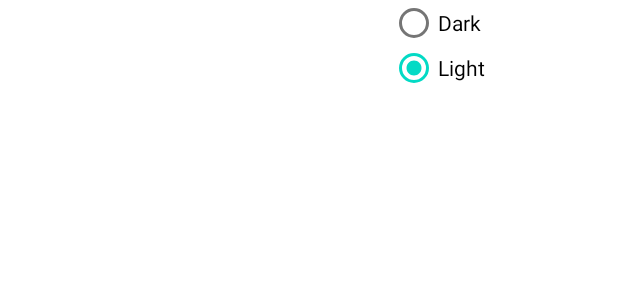
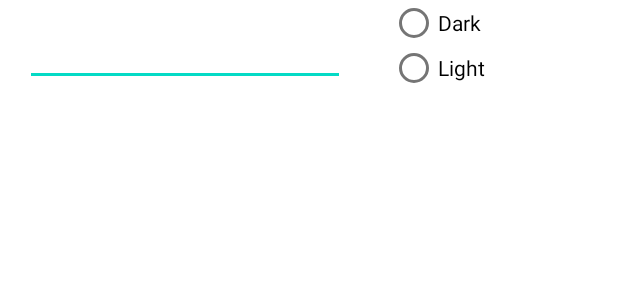
Before and after one commit to s14990/smb_proj4-5, an Android app: the layout activity_main.xml on its own in the app's theme, with its tools: preview values and no code run, on a phone screen of 412 x 824 dp. Shown: the top 300 px of the screen. Run offline under Robolectric (Android 15) with nearby library versions, the phone set to English and light mode, and no system bars.

Commit message:
Added preferences

```diff
--- a/app/src/main/res/layout/activity_main.xml
+++ b/app/src/main/res/layout/activity_main.xml
@@ -2,14 +2,15 @@
 <androidx.constraintlayout.widget.ConstraintLayout xmlns:android="http://schemas.android.com/apk/res/android"
     xmlns:app="http://schemas.android.com/apk/res-auto"
     xmlns:tools="http://schemas.android.com/tools"
+    android:id="@+id/main_layout"
     android:layout_width="match_parent"
-    android:layout_height="wrap_content"
+    android:layout_height="match_parent"
     tools:context=".MainActivity">
 
     <RadioGroup
         android:id="@+id/radio_group"
         android:layout_width="152dp"
-        android:layout_height="62dp"
+        android:layout_height="wrap_content"
         app:layout_constraintEnd_toEndOf="parent"
         app:layout_constraintTop_toTopOf="parent">
 
@@ -23,8 +24,21 @@
             android:id="@+id/radio_light"
             android:layout_width="match_parent"
             android:layout_height="30dp"
-            android:checked="true"
+            android:checked="false"
             android:text="Light" />
     </RadioGroup>
 
+    <EditText
+        android:id="@+id/shop_name"
+        android:layout_width="wrap_content"
+        android:layout_height="wrap_content"
+        android:layout_marginStart="18dp"
+        android:layout_marginTop="12dp"
+        android:layout_marginEnd="31dp"
+        android:ems="10"
+        android:inputType="text"
+        app:layout_constraintEnd_toStartOf="@+id/radio_group"
+        app:layout_constraintStart_toStartOf="parent"
+        app:layout_constraintTop_toTopOf="parent" />
+
 </androidx.constraintlayout.widget.ConstraintLayout>
```
Also changed, not shown: app/src/main/java/com/example/s14990_smb_proj1/MainActivity.kt (+37 -8 lines).
